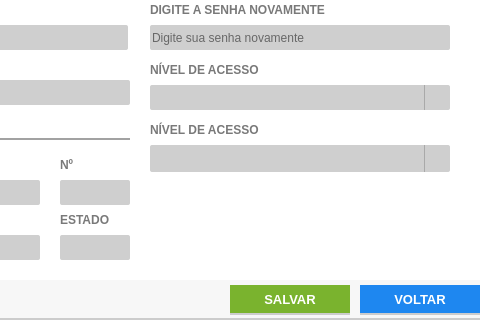
Old version of the form UI_Files/formUsuario.ui in the repository rafaelfelippe1/Projeto-SistemaVendas; both pictures show x 520 to 1000 and y 180 to 500 of the 1000 by 500 pixel window.
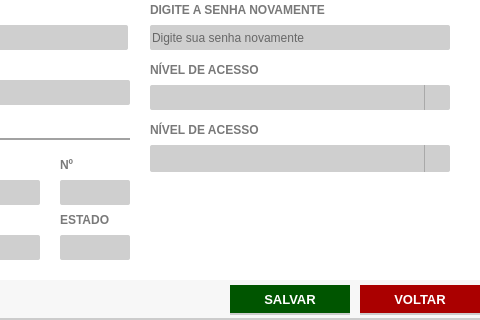
New version of the form. Icons and pictures are not drawn.

Patch:
```diff
--- a/UI_Files/formUsuario.ui
+++ b/UI_Files/formUsuario.ui
@@ -655,7 +655,7 @@
      </property>
      <property name="styleSheet">
       <string notr="true">QPushButton {
-background-color: #7AB32E;
+background-color: rgb(0, 85, 0);
 color: #FFF
  }
 QPushButton:hover{
@@ -700,7 +700,7 @@
      </property>
      <property name="styleSheet">
       <string notr="true">QPushButton {
-background-color: #1E87F0;
+background-color: rgb(170, 0, 0);
 color: #FFF
  }
 QPushButton:hover{
```
Left out of the diff: 2 changed lines with no effect on the pictures.
